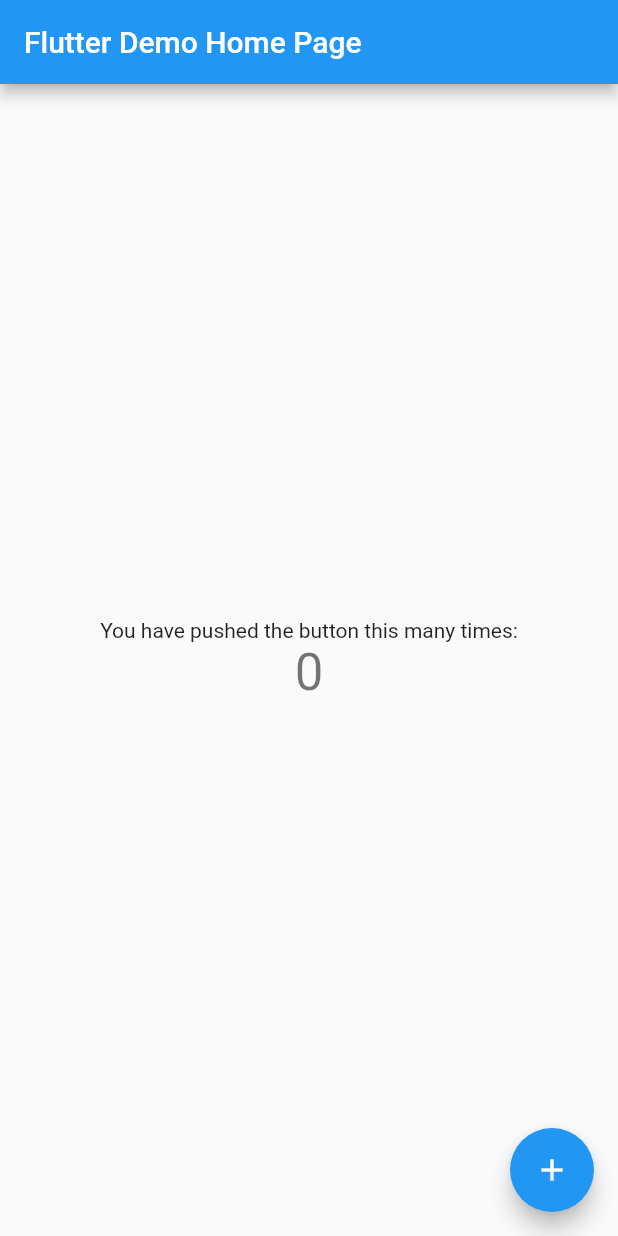
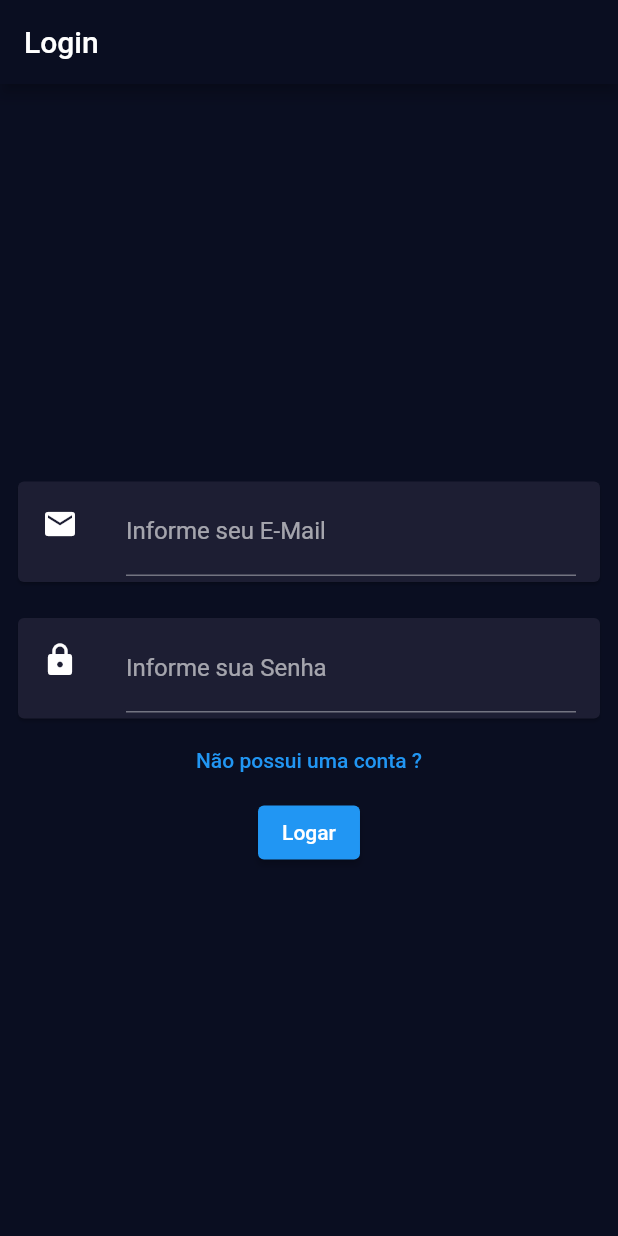
Before and after one commit to ifpr-paranavai/P.Road, a Flutter app: the screen it shows after launch, on a phone screen of 412 x 824 dp. Run offline on Flutter 3.47's test engine with Material 2 defaults, Android fonts, the phone set to English and light mode, and no system bars; our stand-ins replace firebase_auth, firebase_core; accounts and stored records are empty.

Commit message:
Login x Firebase
Aplicação do Firebase, implementação do login e prototipação de telas de Cadastro, Login e Principal.

```diff
--- a/lib/main.dart
+++ b/lib/main.dart
@@ -1,115 +1,28 @@
+import 'package:firebase_core/firebase_core.dart';
 import 'package:flutter/material.dart';
+import 'package:p_road/views/login_view.dart';
+import 'package:p_road/widgets/constants.dart';
 
 void main() {
+  WidgetsFlutterBinding.ensureInitialized();
+  Firebase.initializeApp();
   runApp(const MyApp());
 }
 
 class MyApp extends StatelessWidget {
   const MyApp({Key? key}) : super(key: key);
 
-  // This widget is the root of your application.
   @override
   Widget build(BuildContext context) {
     return MaterialApp(
-      title: 'Flutter Demo',
-      theme: ThemeData(
-        // This is the theme of your application.
-        //
-        // Try running your application with "flutter run". You'll see the
-        // application has a blue toolbar. Then, without quitting the app, try
-        // changing the primarySwatch below to Colors.green and then invoke
-        // "hot reload" (press "r" in the console where you ran "flutter run",
-        // or simply save your changes to "hot reload" in a Flutter IDE).
-        // Notice that the counter didn't reset back to zero; the application
-        // is not restarted.
-        primarySwatch: Colors.blue,
+      debugShowCheckedModeBanner: false,
+      title: 'P.Road',
+      theme: ThemeData.dark().copyWith(
+        primaryColor: mainColor,
+        scaffoldBackgroundColor: mainColor,
+        appBarTheme: const AppBarTheme(color: mainColor),
       ),
-      home: const MyHomePage(title: 'Flutter Demo Home Page'),
+      home: LoginScreen(),
     );
   }
 }
-
-class MyHomePage extends StatefulWidget {
-  const MyHomePage({Key? key, required this.title}) : super(key: key);
-
-  // This widget is the home page of your application. It is stateful, meaning
-  // that it has a State object (defined below) that contains fields that affect
-  // how it looks.
-
-  // This class is the configuration for the state. It holds the values (in this
-  // case the title) provided by the parent (in this case the App widget) and
-  // used by the build method of the State. Fields in a Widget subclass are
-  // always marked "final".
-
-  final String title;
-
-  @override
-  State<MyHomePage> createState() => _MyHomePageState();
-}
-
-class _MyHomePageState extends State<MyHomePage> {
-  int _counter = 0;
-
-  void _incrementCounter() {
-    setState(() {
-      // This call to setState tells the Flutter framework that something has
-      // changed in this State, which causes it to rerun the build method below
-      // so that the display can reflect the updated values. If we changed
-      // _counter without calling setState(), then the build method would not be
-      // called again, and so nothing would appear to happen.
-      _counter++;
-    });
-  }
-
-  @override
-  Widget build(BuildContext context) {
-    // This method is rerun every time setState is called, for instance as done
-    // by the _incrementCounter method above.
-    //
-    // The Flutter framework has been optimized to make rerunning build methods
-    // fast, so that you can just rebuild anything that needs updating rather
-    // than having to individually change instances of widgets.
-    return Scaffold(
-      appBar: AppBar(
-        // Here we take the value from the MyHomePage object that was created by
-        // the App.build method, and use it to set our appbar title.
-        title: Text(widget.title),
-      ),
-      body: Center(
-        // Center is a layout widget. It takes a single child and positions it
-        // in the middle of the parent.
-        child: Column(
-          // Column is also a layout widget. It takes a list of children and
-          // arranges them vertically. By default, it sizes itself to fit its
-          // children horizontally, and tries to be as tall as its parent.
-          //
-          // Invoke "debug painting" (press "p" in the console, choose the
-          // "Toggle Debug Paint" action from the Flutter Inspector in Android
-          // Studio, or the "Toggle Debug Paint" command in Visual Studio Code)
-          // to see the wireframe for each widget.
-          //
-          // Column has various properties to control how it sizes itself and
-          // how it positions its children. Here we use mainAxisAlignment to
-          // center the children vertically; the main axis here is the vertical
-          // axis because Columns are vertical (the cross axis would be
-          // horizontal).
-          mainAxisAlignment: MainAxisAlignment.center,
-          children: <Widget>[
-            const Text(
-              'You have pushed the button this many times:',
-            ),
-            Text(
-              '$_counter',
-              style: Theme.of(context).textTheme.headline4,
-            ),
-          ],
-        ),
-      ),
-      floatingActionButton: FloatingActionButton(
-        onPressed: _incrementCounter,
-        tooltip: 'Increment',
-        child: const Icon(Icons.add),
-      ), // This trailing comma makes auto-formatting nicer for build methods.
-    );
-  }
-}
--- /dev/null
+++ b/lib/views/login_view.dart
@@ -0,0 +1,104 @@
+import 'package:firebase_auth/firebase_auth.dart';
+import 'package:flutter/material.dart';
+import 'package:flutter/services.dart';
+import 'package:p_road/views/create_view.dart';
+import 'package:p_road/views/mainpage_view.dart';
+import 'package:p_road/widgets/constants.dart';
+
+class LoginScreen extends StatelessWidget {
+  LoginScreen({Key? key}) : super(key: key);
+
+  final emailController = TextEditingController();
+  final passwordController = TextEditingController();
+
+  @override
+  Widget build(BuildContext context) {
+    return Scaffold(
+      appBar: AppBar(
+        title: const Text("Login"),
+      ),
+      body: Center(
+        child: Column(
+          mainAxisAlignment: MainAxisAlignment.center,
+          children: [
+            Padding(
+              padding: const EdgeInsets.symmetric(horizontal: 8, vertical: 16),
+              child: Card(
+                color: cardColor,
+                child: ListTile(
+                  leading: const Icon(
+                    Icons.email,
+                  ),
+                  title: TextFormField(
+                    controller: emailController,
+                    textInputAction: TextInputAction.next,
+                    decoration: const InputDecoration(
+                      border: UnderlineInputBorder(),
+                      labelText: 'Informe seu E-Mail',
+                    ),
+                  ),
+                ),
+              ),
+            ),
+            Padding(
+              padding: const EdgeInsets.symmetric(
+                horizontal: 8,
+              ),
+              child: Card(
+                color: cardColor,
+                child: ListTile(
+                  leading: const Icon(
+                    Icons.lock,
+                  ),
+                  title: TextFormField(
+                    controller: passwordController,
+                    obscureText: true,
+                    decoration: const InputDecoration(
+                      border: UnderlineInputBorder(),
+                      labelText: 'Informe sua Senha',
+                    ),
+                  ),
+                ),
+              ),
+            ),
+            TextButton(
+              onPressed: () {
+                Navigator.of(context).push(
+                  MaterialPageRoute(
+                    builder: (context) => create_view(),
+                  ),
+                );
+              },
+              child: const Text("Não possui uma conta ?"),
+            ),
+            ElevatedButton(
+              onPressed: () async {
+                await FirebaseAuth.instance
+                    .signInWithEmailAndPassword(
+                  email: emailController.text.trim(),
+                  password: passwordController.text.trim(),
+                )
+                    .catchError((exe) {
+                  showDialog(
+                    context: context,
+                    builder: (context) => const AlertDialog(
+                      title: Text("E-mail ou Senha incorretas"),
+                      backgroundColor: cardColor,
+                    ),
+                  );
+                });
+
+                Navigator.of(context).push(
+                  MaterialPageRoute(
+                    builder: (context) => const Main_page(),
+                  ),
+                );
+              },
+              child: const Text('Logar'),
+            ),
+          ],
+        ),
+      ),
+    );
+  }
+}
--- /dev/null
+++ b/lib/widgets/constants.dart
@@ -0,0 +1,5 @@
+import 'package:flutter/material.dart';
+
+const Color cardColor = Color(0xFF1D1E33);
+const Color highlightColor = Color(0xFFEB1555);
+const Color mainColor = Color(0xFF0A0E21);
--- a/pubspec.yaml
+++ b/pubspec.yaml
@@ -27,6 +27,9 @@ environment:
 # the latest version available on pub.dev. To see which dependencies have newer
 # versions available, run `flutter pub outdated`.
 dependencies:
+  firebase_core:
+  cloud_firestore:
+  firebase_auth:
   flutter:
     sdk: flutter
 
```
Also changed, not shown: lib/views/create_view.dart (added, +77 -0 lines), lib/views/mainpage_view.dart (added, +23 -0 lines), pubspec.lock, 4 other files.
